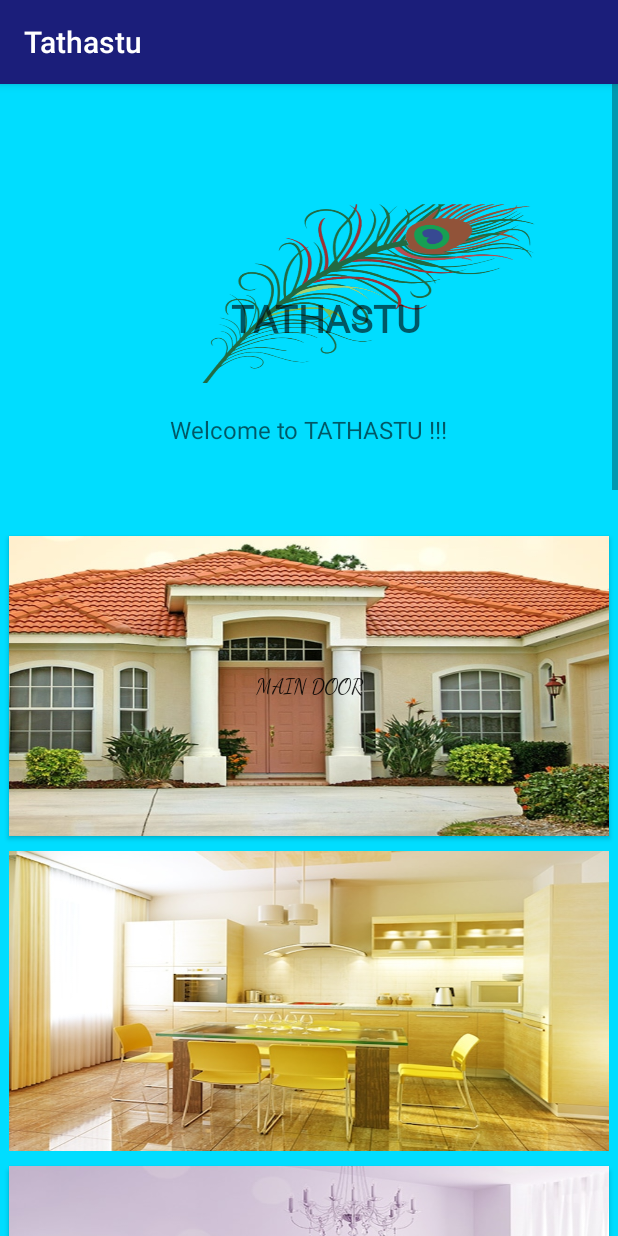
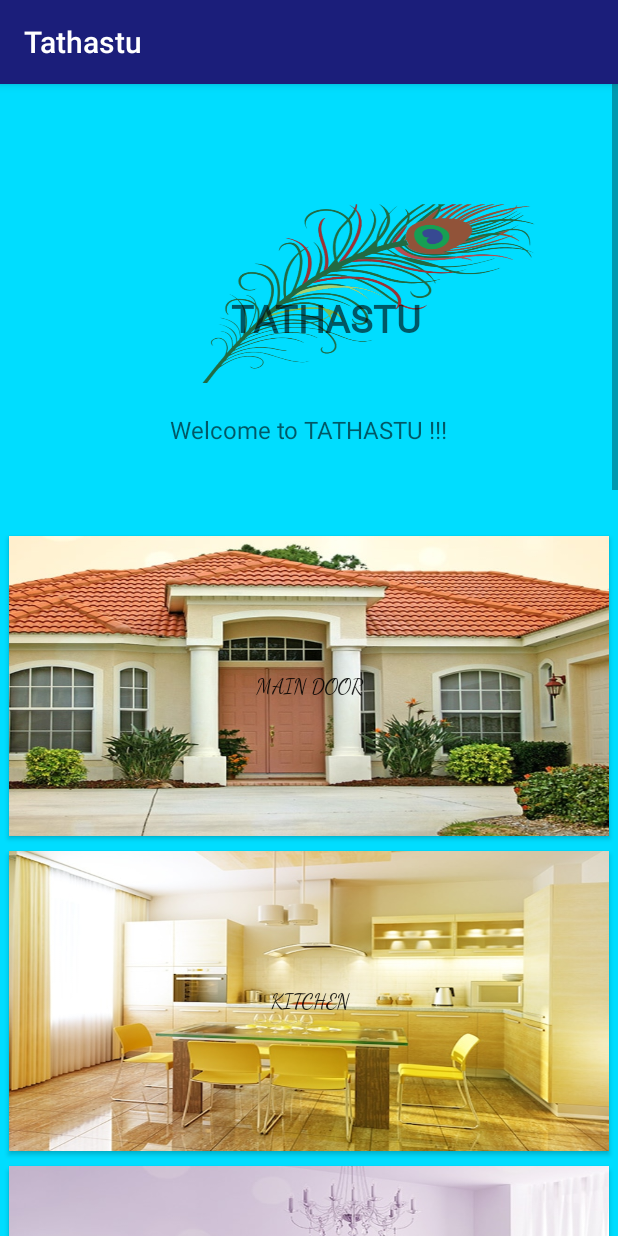
Before and after one commit to PCIHD/tathastu, an Android app: the screen it shows after launch (knowledge), after a tap on "KNOWLEDGE", on a phone screen of 412 x 824 dp. Run offline under Robolectric (Android 15) with nearby library versions, the phone set to English and light mode, and no system bars; Roboto replaces fonts that are not available here.

Commit message:
errors rectified

```diff
--- a/app/src/main/res/layout/activity_knowledge.xml
+++ b/app/src/main/res/layout/activity_knowledge.xml
@@ -50,7 +50,7 @@
             android:fontFamily="cursive"
             android:text="Main Door" />
 
-        <ImageButton
+        <Button
             android:id="@+id/button2"
             android:layout_width="400dp"
             android:layout_height="200dp"
```
